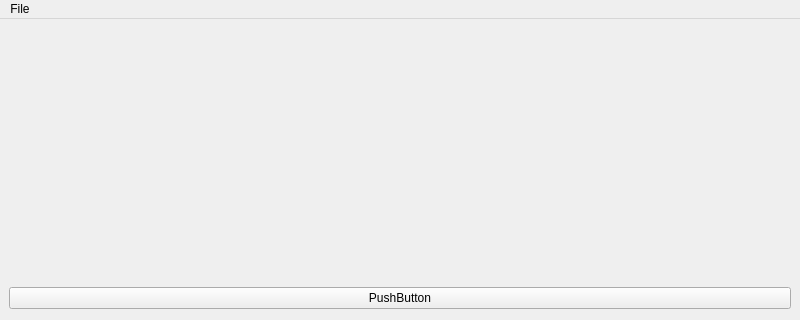
First picture: the form in ui-files/MainWindow.ui, repository jokey2k/PyQtStarter, before the edit; both pictures show x 0 to 800 and y 0 to 320 of the 800 by 600 pixel window.
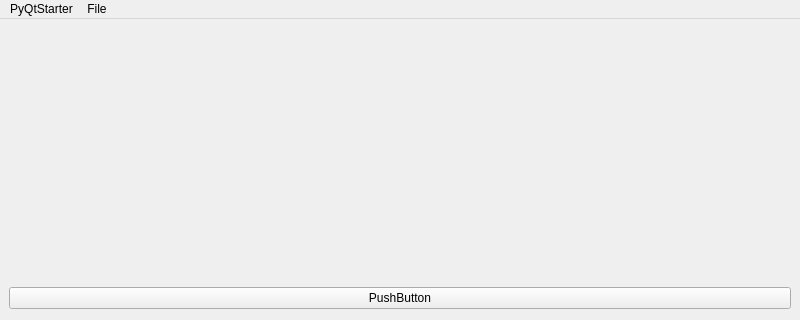
Second picture: the form after the edit.

Patch:
```diff
--- a/ui-files/MainWindow.ui
+++ b/ui-files/MainWindow.ui
@@ -35,11 +35,17 @@
    </property>
    <widget class="QMenu" name="menuFile">
     <property name="title">
+     <string>PyQtStarter</string>
+    </property>
+   </widget>
+   <widget class="QMenu" name="menuFile_2">
+    <property name="title">
      <string>File</string>
     </property>
     <addaction name="actionAbout_Qt"/>
    </widget>
    <addaction name="menuFile"/>
+   <addaction name="menuFile_2"/>
   </widget>
   <widget class="QStatusBar" name="statusbar"/>
   <action name="actionAbout_Qt">
```
